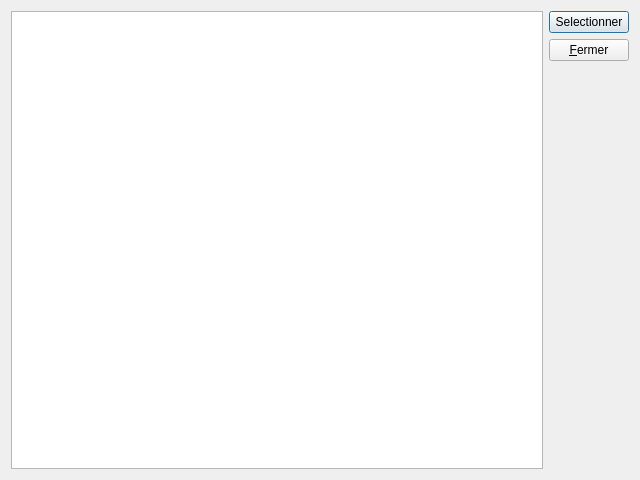
InformatiqueAtmoNA/tam, file dlg_testxml.ui: the form before one commit.
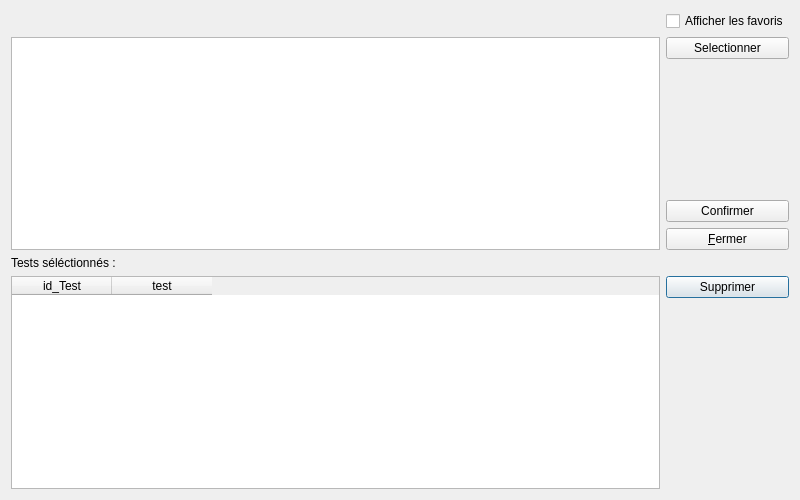
The form after the commit.

Diff of the .ui file:
```diff
--- a/dlg_testxml.ui
+++ b/dlg_testxml.ui
@@ -6,8 +6,8 @@
    <rect>
     <x>0</x>
     <y>0</y>
-    <width>640</width>
-    <height>480</height>
+    <width>800</width>
+    <height>500</height>
    </rect>
   </property>
   <property name="windowTitle">
@@ -16,10 +16,44 @@
   <layout class="QGridLayout" name="gridLayout_2">
    <item row="0" column="0">
     <layout class="QGridLayout" name="gridLayout">
-     <item row="0" column="0">
+     <item row="1" column="0">
       <widget class="QTableView" name="tableView"/>
      </item>
-     <item row="0" column="1">
+     <item row="4" column="1">
+      <layout class="QVBoxLayout" name="verticalLayout_3">
+       <property name="sizeConstraint">
+        <enum>QLayout::SetMinimumSize</enum>
+       </property>
+       <item>
+        <widget class="QPushButton" name="button_Supprimer">
+         <property name="text">
+          <string>Supprimer</string>
+         </property>
+        </widget>
+       </item>
+       <item>
+        <spacer name="verticalSpacer_2">
+         <property name="orientation">
+          <enum>Qt::Vertical</enum>
+         </property>
+         <property name="sizeHint" stdset="0">
+          <size>
+           <width>20</width>
+           <height>40</height>
+          </size>
+         </property>
+        </spacer>
+       </item>
+      </layout>
+     </item>
+     <item row="2" column="0">
+      <widget class="QLabel" name="label">
+       <property name="text">
+        <string>Tests séléctionnés :</string>
+       </property>
+      </widget>
+     </item>
+     <item row="1" column="1">
       <layout class="QVBoxLayout" name="verticalLayout">
        <item>
         <widget class="QPushButton" name="button_Selectionner">
@@ -28,6 +62,26 @@
          </property>
         </widget>
        </item>
+       <item>
+        <spacer name="verticalSpacer_3">
+         <property name="orientation">
+          <enum>Qt::Vertical</enum>
+         </property>
+         <property name="sizeHint" stdset="0">
+          <size>
+           <width>20</width>
+           <height>40</height>
+          </size>
+         </property>
+        </spacer>
+       </item>
+       <item>
+        <widget class="QPushButton" name="button_Confirmer">
+         <property name="text">
+          <string>Confirmer</string>
+         </property>
+        </widget>
+       </item>
        <item>
         <widget class="QPushButton" name="button_Fermer">
          <property name="text">
@@ -35,21 +89,39 @@
          </property>
         </widget>
        </item>
+      </layout>
+     </item>
+     <item row="4" column="0">
+      <layout class="QVBoxLayout" name="verticalLayout_4">
        <item>
-        <spacer name="verticalSpacer">
-         <property name="orientation">
-          <enum>Qt::Vertical</enum>
-         </property>
-         <property name="sizeHint" stdset="0">
+        <widget class="QTableWidget" name="testsSelectionnes">
+         <property name="maximumSize">
           <size>
-           <width>20</width>
-           <height>40</height>
+           <width>16777215</width>
+           <height>16777215</height>
           </size>
          </property>
-        </spacer>
+         <column>
+          <property name="text">
+           <string>id_Test</string>
+          </property>
+         </column>
+         <column>
+          <property name="text">
+           <string>test</string>
+          </property>
+         </column>
+        </widget>
        </item>
       </layout>
      </item>
+     <item row="0" column="1">
+      <widget class="QCheckBox" name="checkBoxFavoris">
+       <property name="text">
+        <string>Afficher les favoris</string>
+       </property>
+      </widget>
+     </item>
     </layout>
    </item>
   </layout>
```
